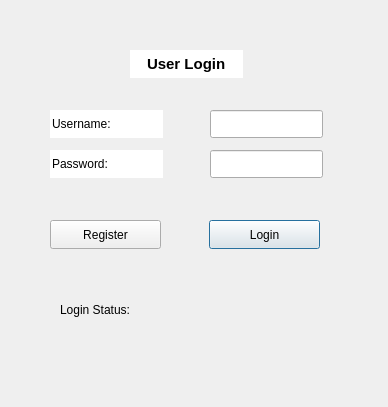
Above: userloginwindow.ui from KirolousFouty/Hospital_Project before the change. Below: the same form after it.
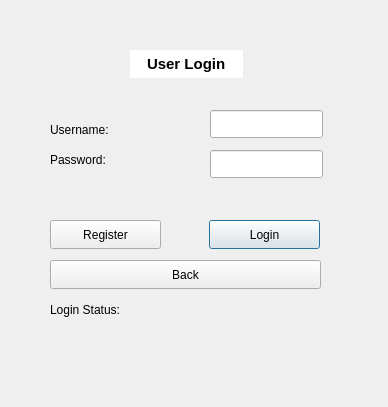
That is the form after the change.

Commit message: - Fixed all errors - Added a data structure for time slots - Integrated DateAndTime with Doctor class and BookAppointmentWindow - Overloaded a few operators - Added and implemented some functions

```diff
--- a/userloginwindow.ui
+++ b/userloginwindow.ui
@@ -26,44 +26,6 @@
     <enum>QLineEdit::Password</enum>
    </property>
   </widget>
-  <widget class="QLineEdit" name="passwordTitle">
-   <property name="geometry">
-    <rect>
-     <x>50</x>
-     <y>150</y>
-     <width>113</width>
-     <height>28</height>
-    </rect>
-   </property>
-   <property name="text">
-    <string>Password:</string>
-   </property>
-   <property name="frame">
-    <bool>false</bool>
-   </property>
-   <property name="readOnly">
-    <bool>true</bool>
-   </property>
-  </widget>
-  <widget class="QLineEdit" name="usernameTitle">
-   <property name="geometry">
-    <rect>
-     <x>50</x>
-     <y>110</y>
-     <width>113</width>
-     <height>28</height>
-    </rect>
-   </property>
-   <property name="text">
-    <string>Username:</string>
-   </property>
-   <property name="frame">
-    <bool>false</bool>
-   </property>
-   <property name="readOnly">
-    <bool>true</bool>
-   </property>
-  </widget>
   <widget class="QLineEdit" name="userLoginTitle">
    <property name="geometry">
     <rect>
@@ -128,9 +90,9 @@
   <widget class="QLabel" name="loginStatusTitle">
    <property name="geometry">
     <rect>
-     <x>60</x>
+     <x>50</x>
      <y>300</y>
-     <width>271</width>
+     <width>281</width>
      <height>20</height>
     </rect>
    </property>
@@ -138,6 +100,45 @@
     <string>Login Status:</string>
    </property>
   </widget>
+  <widget class="QPushButton" name="backButton">
+   <property name="geometry">
+    <rect>
+     <x>50</x>
+     <y>260</y>
+     <width>271</width>
+     <height>29</height>
+    </rect>
+   </property>
+   <property name="text">
+    <string>Back</string>
+   </property>
+  </widget>
+  <widget class="QLabel" name="usernameTitle">
+   <property name="geometry">
+    <rect>
+     <x>50</x>
+     <y>120</y>
+     <width>111</width>
+     <height>20</height>
+    </rect>
+   </property>
+   <property name="text">
+    <string>Username:</string>
+   </property>
+  </widget>
+  <widget class="QLabel" name="passwordTitle">
+   <property name="geometry">
+    <rect>
+     <x>50</x>
+     <y>150</y>
+     <width>111</width>
+     <height>20</height>
+    </rect>
+   </property>
+   <property name="text">
+    <string>Password:</string>
+   </property>
+  </widget>
  </widget>
  <resources/>
  <connections/>
```
The commit also changes 26 other files.
